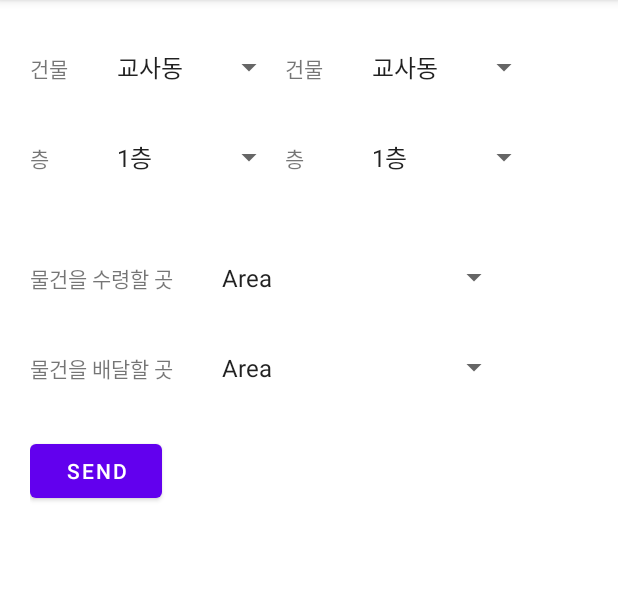
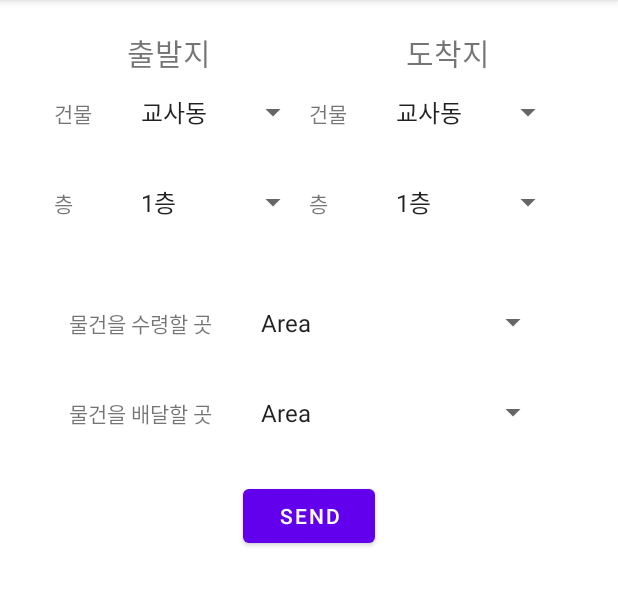
Before and after one commit to lawsuit3310/Pheasant, an Android app: the screen it shows after launch (Main), on a phone screen of 412 x 824 dp, the part 84-690 px from its top. Run offline under Robolectric (Android 15) with nearby library versions, the phone set to English and light mode, and no system bars; our stand-ins replace Firebase (no records; nobody signed in at launch, a user with empty details on screens opened directly).

```diff
--- a/app/src/main/res/layout/activity_main.xml
+++ b/app/src/main/res/layout/activity_main.xml
@@ -8,7 +8,31 @@
     <LinearLayout
         android:layout_width="match_parent"
         android:layout_height="match_parent"
-        android:orientation="vertical">
+        android:gravity="center_horizontal"
+        android:orientation="vertical"
+        tools:layout_editor_absoluteX="20dp"
+        tools:layout_editor_absoluteY="24dp">
+
+        <LinearLayout
+            android:layout_width="match_parent"
+            android:layout_height="wrap_content">
+
+            <TextView
+                android:layout_width="0dp"
+                android:layout_height="wrap_content"
+                android:layout_weight="1"
+                android:text="출발지"
+                android:textAlignment="center"
+                android:textSize="20sp" />
+
+            <TextView
+                android:layout_width="0dp"
+                android:layout_height="wrap_content"
+                android:layout_weight="1"
+                android:text="도착지"
+                android:textAlignment="center"
+                android:textSize="20sp" />
+        </LinearLayout>
 
         <LinearLayout
             android:layout_width="wrap_content"
--- a/app/src/main/res/values/teach1F.xml
+++ b/app/src/main/res/values/teach1F.xml
@@ -2,6 +2,7 @@
 <resources>
     <!-- 교사동 1층 -->
     <string-array name="teach1F">
+        <item>교사동 1층</item>
         <item>교장실</item>
         <item>행정실</item>
         <item>진로홍보부</item>
--- a/app/src/main/res/values/teach2F.xml
+++ b/app/src/main/res/values/teach2F.xml
@@ -2,6 +2,7 @@
 <resources>
     <!-- 교사동 2층 -->
     <string-array name="teach2F">
+        <item>교사동 2층</item>
         <item>창의체험지원부</item>
         <item>취업지원부</item>
         <item>인문자연교육부</item>
--- a/app/src/main/res/values/teach3F.xml
+++ b/app/src/main/res/values/teach3F.xml
@@ -2,6 +2,7 @@
 <resources>
     <!-- 교사동 3층 -->
     <string-array name="teach3F">
+        <item>교사동 3층</item>
         <item>학생인권안전부</item>
         <item>2학년 1반</item>
         <item>2학년 2반</item>
--- a/app/src/main/res/values/teach4F.xml
+++ b/app/src/main/res/values/teach4F.xml
@@ -2,6 +2,7 @@
 <resources>
     <!-- 교사동 4층 -->
     <string-array name="teach4F">
+        <item>교사동 4층</item>
         <item>1학년 1반</item>
         <item>1학년 2반</item>
         <item>1학년 3반</item>
--- a/app/src/main/res/values/train1F.xml
+++ b/app/src/main/res/values/train1F.xml
@@ -1,6 +1,7 @@
 <?xml version="1.0" encoding="utf-8"?>
 <resources>
     <string-array name="train1F">
+        <item>실습동 1층</item>
         <item>산업용로봇제어실 I(101호)</item>
         <item>산업용로봇제어실 II(102호)</item>
         <item>설계 시스템 준비실(103호)</item>
--- a/app/src/main/res/values/train2F.xml
+++ b/app/src/main/res/values/train2F.xml
@@ -1,6 +1,7 @@
 <?xml version="1.0" encoding="utf-8"?>
 <resources>
     <string-array name="train2F">
+        <item>실습동 2층</item>
         <item>시청각실</item>
         <item>PLC 제어 II(202호)</item>
         <item>HW/SW 개발실 II(203호)</item>
--- a/app/src/main/res/values/train3F.xml
+++ b/app/src/main/res/values/train3F.xml
@@ -1,6 +1,7 @@
 <?xml version="1.0" encoding="utf-8"?>
 <resources>
     <string-array name="train3F">
+        <item>실습동 3층</item>
         <item>로봇디자인실(301호)</item>
         <item>공업전자기기(302호)</item>
         <item>정보기술(303호)</item>
--- a/app/src/main/res/values/train4F.xml
+++ b/app/src/main/res/values/train4F.xml
@@ -1,6 +1,7 @@
 <?xml version="1.0" encoding="utf-8"?>
 <resources>
     <string-array name="train4F">
+        <item>실습동 4층</item>
         <item>서버실(401호)</item>
         <item>로봇제작 I(402호)</item>
         <item>로봇제작 II(403호)</item>
```
Also changed, not shown: 1 other file.
